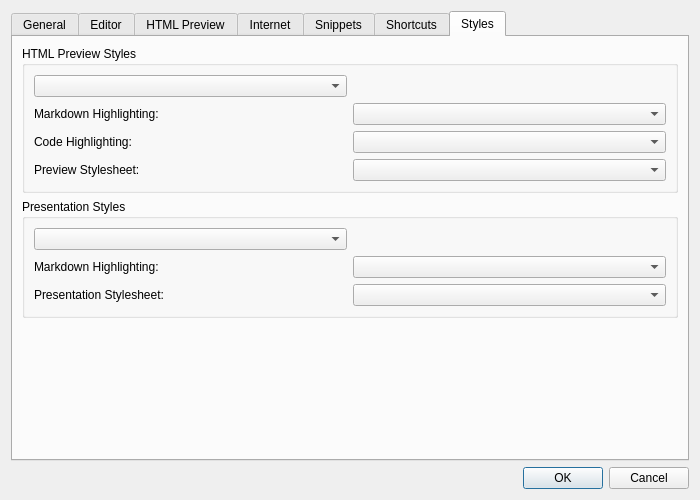
Before: the Qt Designer form app/optionsdialog.ui in cloose/CuteMarkEd, drawn with Qt 5.
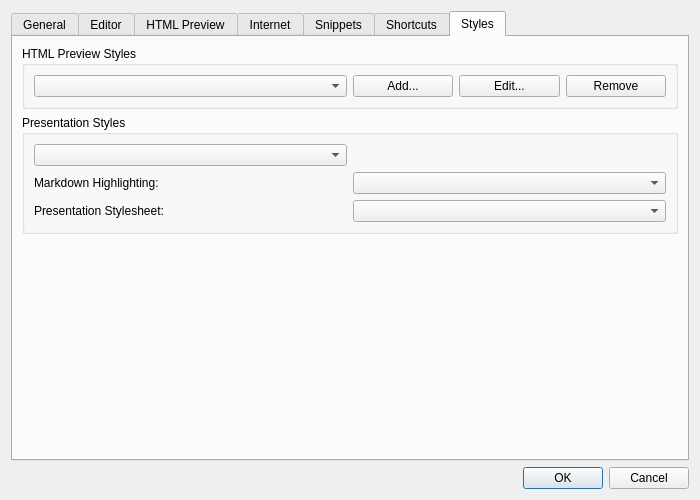
After: the same form once the commit is applied. The open tabs and pages were chosen to show the change.

Commit message: Starting to rework styles tab on OptionsDialog

The edit to the form file:
```diff
--- a/app/optionsdialog.ui
+++ b/app/optionsdialog.ui
@@ -496,40 +496,35 @@
          <property name="title">
           <string>HTML Preview Styles</string>
          </property>
-         <layout class="QGridLayout" name="gridLayout_3">
-          <item row="2" column="0">
-           <widget class="QLabel" name="label_4">
-            <property name="text">
-             <string>Code Highlighting:</string>
-            </property>
-           </widget>
-          </item>
-          <item row="2" column="1">
-           <widget class="QComboBox" name="codeHighlightingComboBox"/>
-          </item>
-          <item row="1" column="1">
-           <widget class="QComboBox" name="markdownHighlightingComboBox"/>
-          </item>
-          <item row="1" column="0">
-           <widget class="QLabel" name="label_3">
-            <property name="text">
-             <string>Markdown Highlighting:</string>
-            </property>
-           </widget>
-          </item>
-          <item row="3" column="0">
-           <widget class="QLabel" name="label_5">
-            <property name="text">
-             <string>Preview Stylesheet:</string>
-            </property>
-           </widget>
-          </item>
-          <item row="3" column="1">
-           <widget class="QComboBox" name="previewStylesheetComboBox"/>
-          </item>
-          <item row="0" column="0">
+         <layout class="QHBoxLayout" name="horizontalLayout_5">
+          <item>
            <widget class="QComboBox" name="htmlPreviewStylesComboBox"/>
           </item>
+          <item>
+           <layout class="QHBoxLayout" name="horizontalLayout_4">
+            <item>
+             <widget class="QPushButton" name="addHtmlStyleButton">
+              <property name="text">
+               <string>Add...</string>
+              </property>
+             </widget>
+            </item>
+            <item>
+             <widget class="QPushButton" name="removeHtmlStyleButton">
+              <property name="text">
+               <string>Edit...</string>
+              </property>
+             </widget>
+            </item>
+            <item>
+             <widget class="QPushButton" name="editHtmlStyleButton">
+              <property name="text">
+               <string>Remove</string>
+              </property>
+             </widget>
+            </item>
+           </layout>
+          </item>
          </layout>
         </widget>
        </item>
```
Left out of the diff: 53 changed lines with no effect on the pictures. The commit also changes 6 other files.
